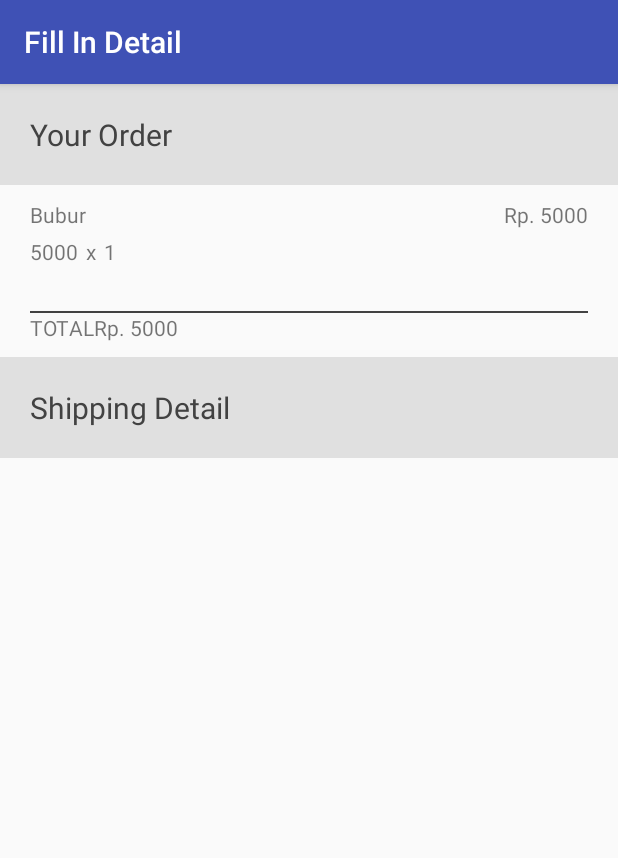
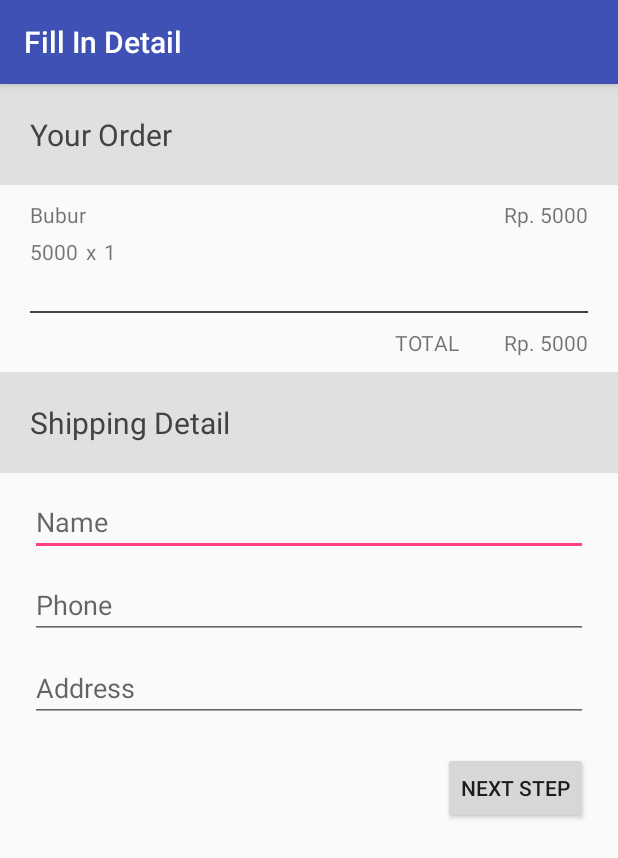
Before and after one commit to spartacruz/Lets-Breakfast, an Android app: the FillInDetailActivity screen opened directly, with no data from a screen before it, on a phone screen of 412 x 824 dp. Shown: the top 858 px of the screen. Run offline under Robolectric (Android 15) with nearby library versions, the phone set to English and light mode, and no system bars.

Commit message:
Finishing Fill In Detail Layout

```diff
--- a/app/src/main/res/layout/activity_fillindetail.xml
+++ b/app/src/main/res/layout/activity_fillindetail.xml
@@ -1,4 +1,8 @@
 <?xml version="1.0" encoding="utf-8"?>
+
+<ScrollView xmlns:android="http://schemas.android.com/apk/res/android"
+    android:layout_width="match_parent"
+    android:layout_height="match_parent">
 
     <LinearLayout xmlns:android="http://schemas.android.com/apk/res/android"
         android:layout_width="match_parent"
@@ -33,6 +37,7 @@
                 android:layout_height="wrap_content">
 
                 <TextView
+                    android:id="@+id/fid_foodname"
                     android:layout_width="wrap_content"
                     android:layout_height="wrap_content"
                     android:layout_weight="3"
@@ -45,6 +50,7 @@
                     android:text="Rp. " />
 
                 <TextView
+                    android:id="@+id/fid_foodpricesum"
                     android:layout_width="wrap_content"
                     android:layout_height="wrap_content"
                     android:layout_weight="0"
@@ -59,6 +65,7 @@
 
 
                 <TextView
+                    android:id="@+id/fid_foodpriceeach"
                     android:layout_width="wrap_content"
                     android:layout_height="wrap_content"
                     android:paddingRight="5dp"
@@ -71,6 +78,7 @@
                     android:text="x" />
 
                 <TextView
+                    android:id="@+id/fid_foodquantity"
                     android:layout_width="wrap_content"
                     android:layout_height="wrap_content"
                     android:text="1" />
@@ -86,30 +94,33 @@
             </LinearLayout>
 
             <LinearLayout
-            android:layout_width="match_parent"
-            android:layout_height="wrap_content">
+                android:layout_width="wrap_content"
+                android:layout_height="wrap_content"
+                android:layout_gravity="end"
+                android:layout_marginTop="10dp">
 
                 <TextView
                     android:layout_width="wrap_content"
                     android:layout_height="wrap_content"
+                    android:layout_marginRight="30dp"
                     android:text="total"
-                android:textAllCaps="true"/>
-            <TextView
-                android:layout_width="wrap_content"
-                android:layout_height="wrap_content"
-                android:text="Rp. "/>
+                    android:textAllCaps="true" />
 
                 <TextView
                     android:layout_width="wrap_content"
                     android:layout_height="wrap_content"
-                android:text="5000"/>
+                    android:text="Rp. " />
+
+                <TextView
+                    android:id="@+id/fid_foodgrandtotal"
+                    android:layout_width="wrap_content"
+                    android:layout_height="wrap_content"
+                    android:text="5000" />
 
 
             </LinearLayout>
 
         </LinearLayout>
-
-
 
 
         <LinearLayout xmlns:android="http://schemas.android.com/apk/res/android"
@@ -126,4 +137,56 @@
                 android:textSize="20sp" />
         </LinearLayout>
 
+
+        <LinearLayout
+            android:layout_width="match_parent"
+            android:layout_height="wrap_content"
+            android:layout_marginBottom="10dp"
+            android:layout_marginLeft="20dp"
+            android:layout_marginRight="20dp"
+            android:layout_marginTop="10dp"
+            android:orientation="vertical">
+
+            <EditText
+                android:id="@+id/fid_name_text_input"
+                android:layout_width="match_parent"
+                android:layout_height="wrap_content"
+                android:layout_marginBottom="10dp"
+                android:descendantFocusability="beforeDescendants"
+                android:focusableInTouchMode="true"
+                android:hint="Name"
+                android:inputType="text" />
+
+            <EditText
+                android:id="@+id/fid_phone_text_input"
+                android:layout_width="match_parent"
+                android:layout_height="wrap_content"
+                android:layout_marginBottom="10dp"
+                android:descendantFocusability="beforeDescendants"
+                android:focusableInTouchMode="true"
+                android:hint="Phone"
+                android:inputType="phone" />
+
+            <EditText
+                android:id="@+id/fid_address_text_input"
+                android:layout_width="match_parent"
+                android:layout_height="wrap_content"
+                android:descendantFocusability="beforeDescendants"
+                android:focusableInTouchMode="true"
+                android:hint="Address"
+                android:inputType="text" />
+
         </LinearLayout>
+
+        <Button
+            android:id="@+id/fid_next_button"
+            android:layout_width="wrap_content"
+            android:layout_height="wrap_content"
+            android:layout_gravity="end"
+            android:layout_marginLeft="20dp"
+            android:layout_marginRight="20dp"
+            android:layout_marginTop="10dp"
+            android:text="Next step" />
+
+    </LinearLayout>
+</ScrollView>
```
Lines whose indentation alone changed are shown as unchanged.
